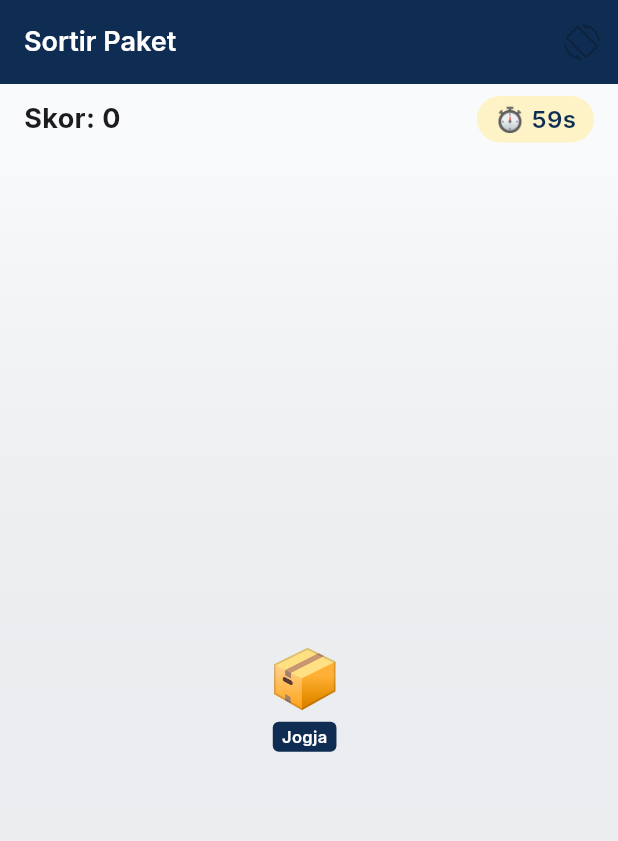
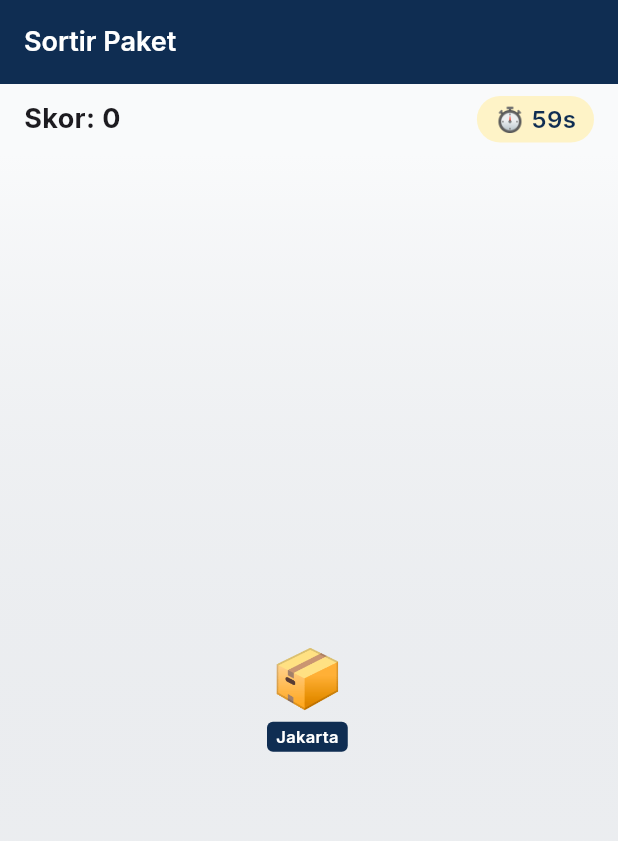
Before and after one commit to dhixdi/IAMExpress, a Flutter app: the MiniGameScreen screen opened by its route, after a tap on "Mulai Game", on a phone screen of 412 x 824 dp. Shown: the top 841 px of the screen. Run offline on Flutter 3.47's test engine with Material 3 defaults, Android fonts, the light colour scheme and no system bars; our stand-ins replace cached_network_image, dio, flutter_local_notifications, flutter_map, flutter_riverpod, flutter_secure_storage and 8 more; accounts and stored records are empty.

Commit message:
fix some bugs

```diff
--- a/Mobile/lib/core/constants/app_constants.dart
+++ b/Mobile/lib/core/constants/app_constants.dart
@@ -9,6 +9,5 @@
   );
   static const String appName = 'IAMExpress';
   static const String weatherBaseUrl = 'https://api.open-meteo.com/v1';
-  static const String exchangeRateBaseUrl =
-      'https://v6.exchangerate-api.com/v6';
+  static const String exchangeRateBaseUrl = 'https://open.er-api.com/v6';
 }
--- a/Mobile/lib/features/mini_game/providers/game_provider.dart
+++ b/Mobile/lib/features/mini_game/providers/game_provider.dart
@@ -13,26 +13,27 @@
   final double packageX;
   final double packageY;
   final double fallSpeed;
-  final int controlMode;
   final int highScore;
+  final int gameMode; // 0 = Sortir (Tap), 1 = Sortir (Gyro), 2 = Hujan Paket
 
-  const GameState({this.score = 0, this.timeLeft = 60, this.isPlaying = false, this.isGameOver = false, this.currentPackageCity, this.packageX = 0.5, this.packageY = 0.0, this.fallSpeed = 0.008, this.controlMode = 0, this.highScore = 0});
+  const GameState({this.score = 0, this.timeLeft = 60, this.isPlaying = false, this.isGameOver = false, this.currentPackageCity, this.packageX = 0.5, this.packageY = 0.0, this.fallSpeed = 0.008, this.highScore = 0, this.gameMode = 0});
 
-  GameState copyWith({int? score, int? timeLeft, bool? isPlaying, bool? isGameOver, String? currentPackageCity, double? packageX, double? packageY, double? fallSpeed, int? controlMode, int? highScore}) =>
-    GameState(score: score ?? this.score, timeLeft: timeLeft ?? this.timeLeft, isPlaying: isPlaying ?? this.isPlaying, isGameOver: isGameOver ?? this.isGameOver, currentPackageCity: currentPackageCity ?? this.currentPackageCity, packageX: packageX ?? this.packageX, packageY: packageY ?? this.packageY, fallSpeed: fallSpeed ?? this.fallSpeed, controlMode: controlMode ?? this.controlMode, highScore: highScore ?? this.highScore);
+  GameState copyWith({int? score, int? timeLeft, bool? isPlaying, bool? isGameOver, String? currentPackageCity, double? packageX, double? packageY, double? fallSpeed, int? highScore, int? gameMode}) =>
+    GameState(score: score ?? this.score, timeLeft: timeLeft ?? this.timeLeft, isPlaying: isPlaying ?? this.isPlaying, isGameOver: isGameOver ?? this.isGameOver, currentPackageCity: currentPackageCity ?? this.currentPackageCity, packageX: packageX ?? this.packageX, packageY: packageY ?? this.packageY, fallSpeed: fallSpeed ?? this.fallSpeed, highScore: highScore ?? this.highScore, gameMode: gameMode ?? this.gameMode);
 }
 
 class GameNotifier extends StateNotifier<GameState> {
   Timer? _timer;
   Timer? _physicsTimer;
   StreamSubscription? _gyroSub;
-  static const _cities = ['Jogja', 'Jakarta', 'Surabaya', 'Bali', 'Medan'];
+  StreamSubscription? _accelSub;
+  static const _cities = ['Jogja', 'Jakarta', 'Surabaya'];
 
   GameNotifier() : super(const GameState()) { _loadPrefs(); }
 
   Future<void> _loadPrefs() async {
     final prefs = await SharedPreferences.getInstance();
-    state = state.copyWith(highScore: prefs.getInt('game_high_score') ?? 0, controlMode: prefs.getInt('game_control_mode') ?? 0);
+    state = state.copyWith(highScore: prefs.getInt('game_high_score') ?? 0, gameMode: prefs.getInt('game_mode_pref') ?? 0);
   }
 
   Future<void> _saveHighScore() async {
@@ -43,19 +44,23 @@
     }
   }
 
-  void toggleControlMode() async {
-    final mode = state.controlMode == 0 ? 1 : 0;
-    state = state.copyWith(controlMode: mode);
+  void setGameMode(int mode) async {
+    state = state.copyWith(gameMode: mode);
     final prefs = await SharedPreferences.getInstance();
-    await prefs.setInt('game_control_mode', mode);
+    await prefs.setInt('game_mode_pref', mode);
   }
 
   void startGame() {
-    state = GameState(isPlaying: true, controlMode: state.controlMode, highScore: state.highScore);
-    _spawnPackage();
+    state = GameState(isPlaying: true, gameMode: state.gameMode, highScore: state.highScore, timeLeft: state.gameMode == 2 ? 15 : 60);
     _startCountdown();
-    _startPhysics();
-    if (state.controlMode == 0) _startGyroscope();
+    if (state.gameMode != 2) {
+      _spawnPackage();
+      _startPhysics();
+      if (state.gameMode == 1) _startGyroscope();
+      _startAccelerometer();
+    } else {
+      _startAccelerometer();
+    }
   }
 
   void _startGyroscope() {
@@ -66,12 +71,37 @@
     });
   }
 
+  void _startAccelerometer() {
+    _accelSub = userAccelerometerEventStream().listen((event) {
+      if (!state.isPlaying) return;
+      final magnitude = sqrt(event.x * event.x + event.y * event.y + event.z * event.z);
+      if (magnitude > 15) {
+        if (state.gameMode == 2) {
+          // Mode Hujan Paket: tambah skor saat diguncang
+          state = state.copyWith(score: state.score + 1);
+        } else {
+          // Mode Sortir: Rem paket
+          state = state.copyWith(fallSpeed: 0.002);
+        }
+      }
+    });
+  }
+
   void _startPhysics() {
     _physicsTimer = Timer.periodic(const Duration(milliseconds: 16), (_) {
       if (!state.isPlaying) return;
       final newY = state.packageY + state.fallSpeed;
       if (newY >= 1.0) {
-        state = state.copyWith(score: state.score - 2, packageY: 0.0, packageX: 0.5);
+        if (state.gameMode == 1) {
+          // Gyroscope Mode: detect collision box based on X
+          int idx = (state.packageX * _cities.length).floor().clamp(0, _cities.length - 1);
+          String targetCity = _cities[idx];
+          bool correct = targetCity == state.currentPackageCity;
+          state = state.copyWith(score: state.score + (correct ? 10 : -2), packageY: 0.0, packageX: 0.5);
+        } else {
+          // Tap mode: missed it
+          state = state.copyWith(score: state.score - 2, packageY: 0.0, packageX: 0.5);
+        }
         _spawnPackage();
         return;
       }
@@ -97,7 +127,7 @@
 
   void _endGame() {
     state = state.copyWith(isPlaying: false, isGameOver: true, timeLeft: 0);
-    _timer?.cancel(); _physicsTimer?.cancel(); _gyroSub?.cancel();
+    _timer?.cancel(); _physicsTimer?.cancel(); _gyroSub?.cancel(); _accelSub?.cancel();
     _saveHighScore();
   }
 
@@ -107,7 +137,7 @@
   }
 
   @override
-  void dispose() { _timer?.cancel(); _physicsTimer?.cancel(); _gyroSub?.cancel(); super.dispose(); }
+  void dispose() { _timer?.cancel(); _physicsTimer?.cancel(); _gyroSub?.cancel(); _accelSub?.cancel(); super.dispose(); }
 }
 
 final gameProvider = StateNotifierProvider<GameNotifier, GameState>((ref) => GameNotifier());
--- a/Mobile/lib/features/mini_game/screens/mini_game_screen.dart
+++ b/Mobile/lib/features/mini_game/screens/mini_game_screen.dart
@@ -16,27 +16,20 @@
     return Scaffold(
       appBar: AppBar(
         title: const Text('Sortir Paket'),
-        actions: [
-          IconButton(
-            icon: Icon(game.controlMode == 0 ? Icons.screen_rotation : Icons.touch_app),
-            tooltip: game.controlMode == 0 ? 'Gyroscope Mode' : 'Tap Mode',
-            onPressed: game.isPlaying ? null : notifier.toggleControlMode,
-          ),
-        ],
       ),
       body: game.isGameOver
           ? _GameOverView(game: game, onRestart: notifier.startGame)
           : game.isPlaying
               ? _GamePlayView(game: game, notifier: notifier)
-              : _StartView(game: game, onStart: notifier.startGame),
+              : _StartView(game: game, notifier: notifier),
     );
   }
 }
 
 class _StartView extends StatelessWidget {
   final GameState game;
-  final VoidCallback onStart;
-  const _StartView({required this.game, required this.onStart});
+  final GameNotifier notifier;
+  const _StartView({required this.game, required this.notifier});
 
   @override
   Widget build(BuildContext context) {
@@ -46,13 +39,36 @@
         child: Column(mainAxisSize: MainAxisSize.min, children: [
           const Text('📦', style: TextStyle(fontSize: 80)),
           const SizedBox(height: 16),
-          const Text('Sortir Paket', style: TextStyle(fontSize: 28, fontWeight: FontWeight.w700)),
-          const SizedBox(height: 8),
-          Text(game.controlMode == 0 ? '📱 Miringkan device untuk gerakkan paket' : '👆 Tap gudang untuk menyortir', textAlign: TextAlign.center, style: const TextStyle(color: AppColors.textMuted)),
-          const SizedBox(height: 8),
-          Text('Best: ${game.highScore}', style: const TextStyle(fontSize: 16, color: AppColors.accent, fontWeight: FontWeight.w600)),
+          const Text('Mini Games', style: TextStyle(fontSize: 28, fontWeight: FontWeight.w700)),
+          const SizedBox(height: 16),
+
+          // Pilih Mode Game
+          RadioListTile<int>(
+            title: const Text('Sortir (Tap/Sentuh)', style: TextStyle(fontSize: 14)),
+            value: 0,
+            groupValue: game.gameMode,
+            onChanged: (v) => notifier.setGameMode(v!),
+            contentPadding: EdgeInsets.zero,
+          ),
+          RadioListTile<int>(
+            title: const Text('Sortir (Gyroscope/Miringkan)', style: TextStyle(fontSize: 14)),
+            value: 1,
+            groupValue: game.gameMode,
+            onChanged: (v) => notifier.setGameMode(v!),
+            contentPadding: EdgeInsets.zero,
+          ),
+          RadioListTile<int>(
+            title: const Text('Hujan Paket (Kocok HP)', style: TextStyle(fontSize: 14)),
+            value: 2,
+            groupValue: game.gameMode,
+            onChanged: (v) => notifier.setGameMode(v!),
+            contentPadding: EdgeInsets.zero,
+          ),
+
+          const SizedBox(height: 16),
+          Text('Best Score: ${game.highScore}', style: const TextStyle(fontSize: 16, color: AppColors.accent, fontWeight: FontWeight.w600)),
           const SizedBox(height: 24),
-          SizedBox(width: double.infinity, child: ElevatedButton(onPressed: onStart, child: const Text('Mulai Game', style: TextStyle(fontSize: 16)))),
+          SizedBox(width: double.infinity, child: ElevatedButton(onPressed: notifier.startGame, child: const Text('Mulai Game', style: TextStyle(fontSize: 16)))),
         ]),
       ),
     );
@@ -66,6 +82,32 @@
 
   @override
   Widget build(BuildContext context) {
+    if (game.gameMode == 2) {
+      // Hujan Paket UI
+      return Column(
+        mainAxisAlignment: MainAxisAlignment.center,
+        children: [
+          Padding(
+            padding: const EdgeInsets.all(16),
+            child: Row(mainAxisAlignment: MainAxisAlignment.spaceBetween, children: [
+              Text('Paket Jatuh: ${game.score}', style: const TextStyle(fontSize: 18, fontWeight: FontWeight.w700)),
+              Text('⏱ ${game.timeLeft}s', style: const TextStyle(fontSize: 18, color: AppColors.danger, fontWeight: FontWeight.w700)),
+            ]),
+          ),
+          const Spacer(),
+          const Text('📳', style: TextStyle(fontSize: 80)),
+          const SizedBox(height: 16),
+          const Text('Kocok HP Terus!', style: TextStyle(fontSize: 24, fontWeight: FontWeight.w700, color: AppColors.primary)),
+          const SizedBox(height: 8),
+          const Text('Semakin cepat dikocok, semakin banyak paket!', style: TextStyle(color: AppColors.textMuted)),
+          const Spacer(),
+          const Text('🚛', style: TextStyle(fontSize: 120)),
+          const Spacer(),
+        ],
+      );
+    }
+
+    // Mode Sortir UI
     return Column(children: [
       Padding(
         padding: const EdgeInsets.symmetric(horizontal: 16, vertical: 8),
@@ -100,7 +142,7 @@
           child: Padding(
             padding: const EdgeInsets.symmetric(horizontal: 4),
             child: ElevatedButton(
-              onPressed: () => notifier.dropToWarehouse(city),
+              onPressed: game.gameMode == 1 ? null : () => notifier.dropToWarehouse(city),
               style: ElevatedButton.styleFrom(backgroundColor: AppColors.primaryLight, padding: const EdgeInsets.symmetric(vertical: 16)),
               child: Column(mainAxisSize: MainAxisSize.min, children: [const Text('🏢', style: TextStyle(fontSize: 24)), Text(city, style: const TextStyle(fontSize: 11, color: Colors.white))]),
             ),
--- a/Mobile/lib/features/tools_tpm/currency/data/currency_service.dart
+++ b/Mobile/lib/features/tools_tpm/currency/data/currency_service.dart
@@ -13,7 +13,7 @@
   const CurrencyService(this._dio);
 
   Future<CurrencyRateModel> getRates() async {
-    final res = await _dio.get('/${AppConstants.exchangeRateApiKey}/latest/IDR');
+    final res = await _dio.get('/latest/IDR');
     return CurrencyRateModel.fromJson(res.data as Map<String, dynamic>);
   }
 }
--- a/Mobile/lib/features/tools_tpm/currency/domain/currency_rate_model.dart
+++ b/Mobile/lib/features/tools_tpm/currency/domain/currency_rate_model.dart
@@ -10,7 +10,7 @@
   const CurrencyRateModel({required this.baseCode, required this.rates, required this.lastUpdate});
 
   factory CurrencyRateModel.fromJson(Map<String, dynamic> json) {
-    final rawRates = json['conversion_rates'] as Map<String, dynamic>;
+    final rawRates = (json['rates'] ?? json['conversion_rates']) as Map<String, dynamic>;
     return CurrencyRateModel(
       baseCode: json['base_code'] as String,
       rates: rawRates.map((k, v) => MapEntry(k, (v as num).toDouble())),
--- a/Mobile/lib/features/tools_tpm/weather/domain/weather_model.dart
+++ b/Mobile/lib/features/tools_tpm/weather/domain/weather_model.dart
@@ -29,10 +29,11 @@
   final double lat;
   final double lon;
   final int weatherCode;
+  final String locationName;
 
-  const WeatherModel({required this.tempCelsius, required this.description, required this.icon, required this.humidity, required this.windSpeed, required this.lat, required this.lon, required this.weatherCode});
+  const WeatherModel({required this.tempCelsius, required this.description, required this.icon, required this.humidity, required this.windSpeed, required this.lat, required this.lon, required this.weatherCode, required this.locationName});
 
-  factory WeatherModel.fromJson(Map<String, dynamic> json, double lat, double lon) {
+  factory WeatherModel.fromJson(Map<String, dynamic> json, double lat, double lon, String locationName) {
     final current = json['current'] as Map<String, dynamic>;
     final code = current['weather_code'] as int;
     return WeatherModel(
@@ -42,6 +43,7 @@
       humidity: (current['relative_humidity_2m'] as num).toInt(),
       windSpeed: (current['wind_speed_10m'] as num).toDouble(),
       lat: lat, lon: lon, weatherCode: code,
+      locationName: locationName,
     );
   }
 }
--- a/Mobile/lib/features/tools_tpm/weather/screens/weather_screen.dart
+++ b/Mobile/lib/features/tools_tpm/weather/screens/weather_screen.dart
@@ -42,7 +42,7 @@
                   borderRadius: BorderRadius.circular(8),
                 ),
                 child: Column(children: [
-                  Text('${w.lat.toStringAsFixed(4)}° ${w.lat < 0 ? 'S' : 'N'}, ${w.lon.toStringAsFixed(4)}° E', style: const TextStyle(color: Colors.white70, fontSize: 12)),
+                  Text(w.locationName, style: const TextStyle(color: Colors.white, fontSize: 16, fontWeight: FontWeight.w500)),
                   const SizedBox(height: 12),
                   Text(w.icon, style: const TextStyle(fontSize: 64)),
                   const SizedBox(height: 8),
```
Also changed, not shown: Mobile/lib/features/tools_tpm/weather/data/weather_service.dart (+13 -1 lines), 2 other files.
